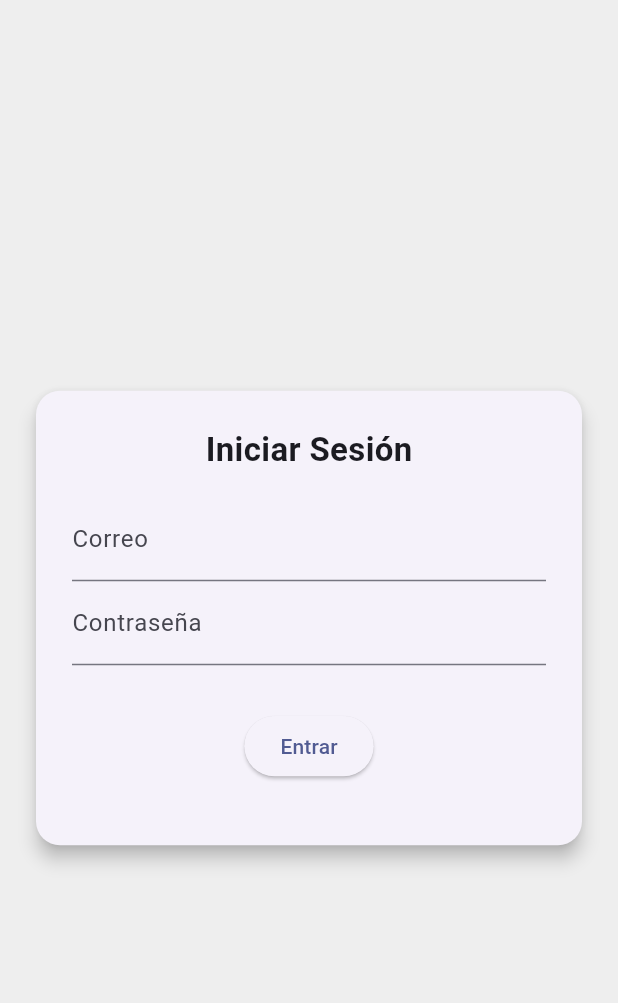
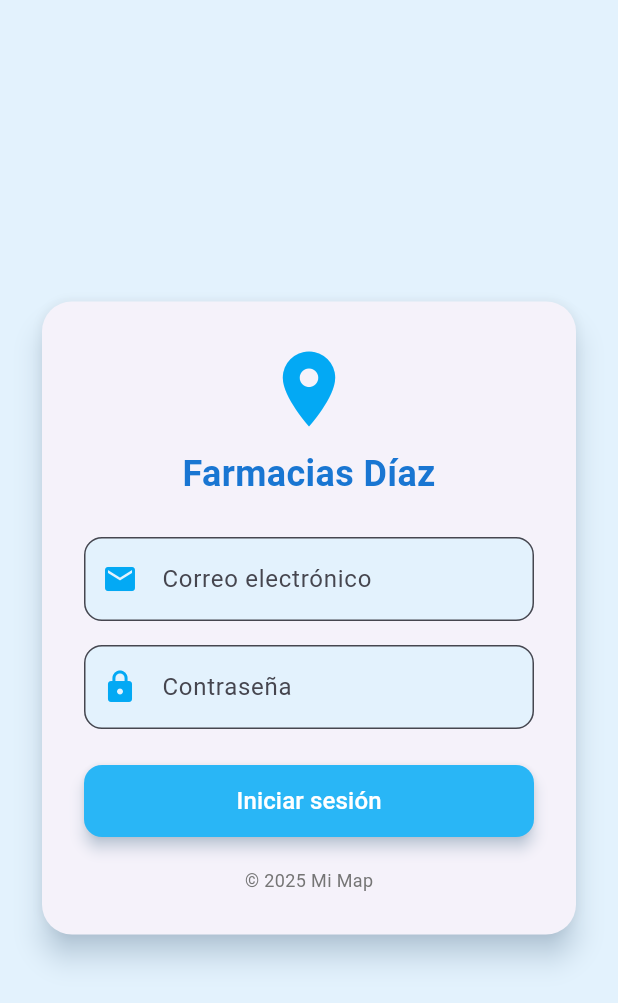
Before and after one commit to jesus639550/app_rutas_repartidor, a Flutter app: the screen it shows after launch, on a phone screen of 412 x 824 dp. Shown: the top 1003 px of the screen. Run offline on Flutter 3.47's test engine with Material 3 defaults, Android fonts, the phone set to English and light mode, and no system bars; our stand-ins replace geolocator, google_maps_flutter, supabase_flutter; missing offline and left inert: flutter_polyline_points; accounts and stored records are empty.

Commit message:
Otro avance de la aplicacion

```diff
--- a/lib/Pages/login_page.dart
+++ b/lib/Pages/login_page.dart
@@ -38,68 +38,108 @@ class _LoginPageState extends State<LoginPage> {
     }
   }
 
-  Future<void> _registrar() async {
-    setState(() => cargando = true);
-    try {
-      await Supabase.instance.client.auth.signUp(
-        email: emailController.text.trim(),
-        password: passwordController.text.trim(),
-      );
-      setState(() => errorMsg =
-          'Cuenta creada. Revisa tu correo para confirmar tu cuenta.');
-    } catch (e) {
-      setState(() => errorMsg = 'Error: $e');
-    } finally {
-      setState(() => cargando = false);
-    }
-  }
-
   @override
   Widget build(BuildContext context) {
+    final primaryBlue = Colors.lightBlue[400];
+    final backgroundBlue = Colors.blue[50];
+
     return Scaffold(
-      backgroundColor: Colors.grey[200],
+      backgroundColor: backgroundBlue, // Fondo azul claro
       body: Center(
         child: Padding(
-          padding: const EdgeInsets.all(20),
+          padding: const EdgeInsets.all(24),
           child: Card(
-            elevation: 5,
+            elevation: 8,
+            shadowColor: Colors.blue[100],
             shape: RoundedRectangleBorder(
-                borderRadius: BorderRadius.circular(16)),
+              borderRadius: BorderRadius.circular(20),
+            ),
             child: Padding(
-              padding: const EdgeInsets.all(24),
+              padding: const EdgeInsets.all(28),
               child: Column(
                 mainAxisSize: MainAxisSize.min,
                 children: [
-                  const Text('Iniciar Sesión',
-                      style:
-                          TextStyle(fontSize: 22, fontWeight: FontWeight.bold)),
-                  const SizedBox(height: 16),
+                  const Icon(Icons.location_on,
+                      color: Colors.lightBlue, size: 60),
+                  const SizedBox(height: 10),
+                  Text(
+                    'Farmacias Díaz',
+                    style: TextStyle(
+                      fontSize: 24,
+                      fontWeight: FontWeight.bold,
+                      color: Colors.blue[700],
+                    ),
+                  ),
+                  const SizedBox(height: 25),
                   TextField(
                     controller: emailController,
-                    decoration: const InputDecoration(labelText: 'Correo'),
+                    decoration: InputDecoration(
+                      labelText: 'Correo electrónico',
+                      prefixIcon: const Icon(Icons.email, color: Colors.lightBlue),
+                      filled: true,
+                      fillColor: Colors.blue[50],
+                      border: OutlineInputBorder(
+                        borderRadius: BorderRadius.circular(12),
+                        borderSide: BorderSide(color: Colors.lightBlue.shade200),
+                      ),
+                      focusedBorder: OutlineInputBorder(
+                        borderRadius: BorderRadius.circular(12),
+                        borderSide: BorderSide(color: Colors.lightBlue.shade400, width: 2),
+                      ),
+                    ),
                   ),
+                  const SizedBox(height: 16),
                   TextField(
                     controller: passwordController,
                     obscureText: true,
-                    decoration:
-                        const InputDecoration(labelText: 'Contraseña'),
+                    decoration: InputDecoration(
+                      labelText: 'Contraseña',
+                      prefixIcon: const Icon(Icons.lock, color: Colors.lightBlue),
+                      filled: true,
+                      fillColor: Colors.blue[50],
+                      border: OutlineInputBorder(
+                        borderRadius: BorderRadius.circular(12),
+                        borderSide: BorderSide(color: Colors.lightBlue.shade200),
+                      ),
+                      focusedBorder: OutlineInputBorder(
+                        borderRadius: BorderRadius.circular(12),
+                        borderSide: BorderSide(color: Colors.lightBlue.shade400, width: 2),
+                      ),
+                    ),
+                  ),
+                  const SizedBox(height: 24),
+                  if (errorMsg != null)
+                    Padding(
+                      padding: const EdgeInsets.only(bottom: 10),
+                      child: Text(
+                        errorMsg!,
+                        style: const TextStyle(color: Colors.red),
+                        textAlign: TextAlign.center,
+                      ),
+                    ),
+                  ElevatedButton(
+                    onPressed: cargando ? null : _login,
+                    style: ElevatedButton.styleFrom(
+                      backgroundColor: primaryBlue,
+                      minimumSize: const Size(double.infinity, 48),
+                      shape: RoundedRectangleBorder(
+                        borderRadius: BorderRadius.circular(12),
+                      ),
+                      shadowColor: Colors.blue[100],
+                      elevation: 4,
+                    ),
+                    child: cargando
+                        ? const CircularProgressIndicator(color: Colors.white)
+                        : const Text(
+                            'Iniciar sesión',
+                            style: TextStyle(fontSize: 16, color: Colors.white),
+                          ),
                   ),
                   const SizedBox(height: 20),
-                  if (errorMsg != null)
-                    Text(errorMsg!,
-                        style: const TextStyle(color: Colors.red)),
-                  const SizedBox(height: 10),
-                  ElevatedButton(
-                    onPressed: cargando ? null : _login,
-                    child: cargando
-                        ? const CircularProgressIndicator(color: Colors.white)
-                        : const Text('Entrar'),
+                  Text(
+                    '© 2025 Mi Map',
+                    style: TextStyle(color: Colors.grey[600], fontSize: 12),
                   ),
-                  const SizedBox(height: 18),
-                  /*TextButton(
-                    onPressed: cargando ? null : _registrar,
-                    child: const Text('Crear cuenta'),
-                  ), */
                 ],
               ),
             ),
```
Also changed, not shown: lib/Pages/mapa_page.dart (+77 -14 lines).
